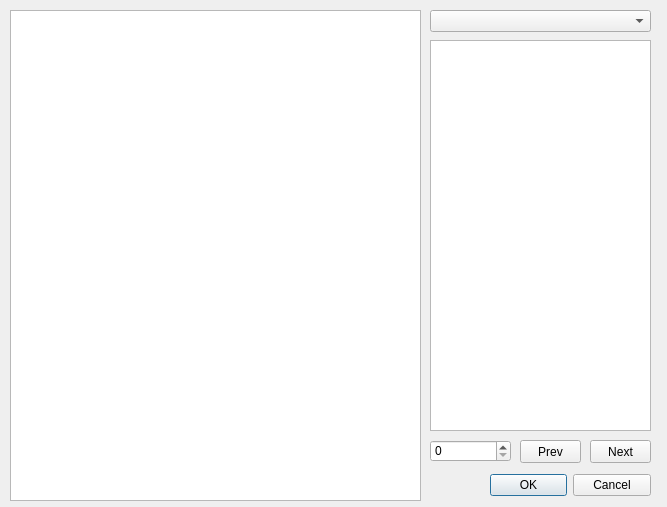
First picture: the form in Suntec/QgisPyPlugin/RdbViewer/SpotguideShowImageDlgDesign.ui, repository 15831944/tphProjects, before the edit.
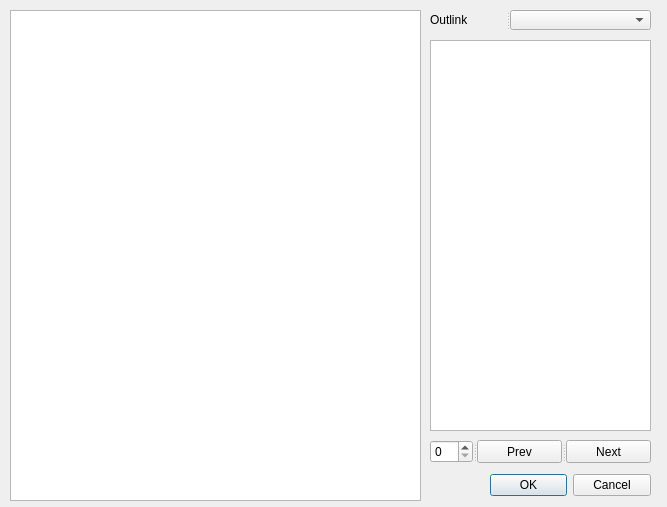
Second picture: the form after the edit.

The edit to the form file:
```diff
--- a/Suntec/QgisPyPlugin/RdbViewer/SpotguideShowImageDlgDesign.ui
+++ b/Suntec/QgisPyPlugin/RdbViewer/SpotguideShowImageDlgDesign.ui
@@ -57,51 +57,51 @@
     <bool>true</bool>
    </property>
   </widget>
-  <widget class="QComboBox" name="comboBoxSelectLink">
+  <widget class="QSplitter" name="splitter_2">
    <property name="geometry">
     <rect>
      <x>430</x>
-     <y>10</y>
-     <width>221</width>
-     <height>22</height>
-    </rect>
-   </property>
-  </widget>
-  <widget class="QPushButton" name="pushButtonNext">
-   <property name="geometry">
-    <rect>
-     <x>590</x>
      <y>440</y>
-     <width>61</width>
+     <width>221</width>
      <height>23</height>
     </rect>
    </property>
-   <property name="text">
-    <string>Next</string>
+   <property name="orientation">
+    <enum>Qt::Horizontal</enum>
    </property>
-  </widget>
+   <widget class="QSpinBox" name="spinBoxFeatureIndex"/>
   <widget class="QPushButton" name="pushButtonPrev">
-   <property name="geometry">
-    <rect>
-     <x>520</x>
-     <y>440</y>
-     <width>61</width>
-     <height>23</height>
-    </rect>
-   </property>
    <property name="text">
     <string>Prev</string>
    </property>
   </widget>
-  <widget class="QSpinBox" name="spinBoxFeatureIndex">
+   <widget class="QPushButton" name="pushButtonNext">
+    <property name="text">
+     <string>Next</string>
+    </property>
+   </widget>
+  </widget>
+  <widget class="QSplitter" name="splitter_3">
    <property name="geometry">
     <rect>
      <x>430</x>
-     <y>440</y>
-     <width>81</width>
-     <height>22</height>
+     <y>10</y>
+     <width>221</width>
+     <height>20</height>
     </rect>
    </property>
+   <property name="orientation">
+    <enum>Qt::Horizontal</enum>
+   </property>
+   <widget class="QLabel" name="label">
+    <property name="text">
+     <string>Outlink</string>
+    </property>
+    <property name="indent">
+     <number>-1</number>
+    </property>
+   </widget>
+   <widget class="QComboBox" name="comboBoxOutlink"/>
   </widget>
  </widget>
  <resources/>
```
Lines whose indentation alone changed are shown as unchanged.
